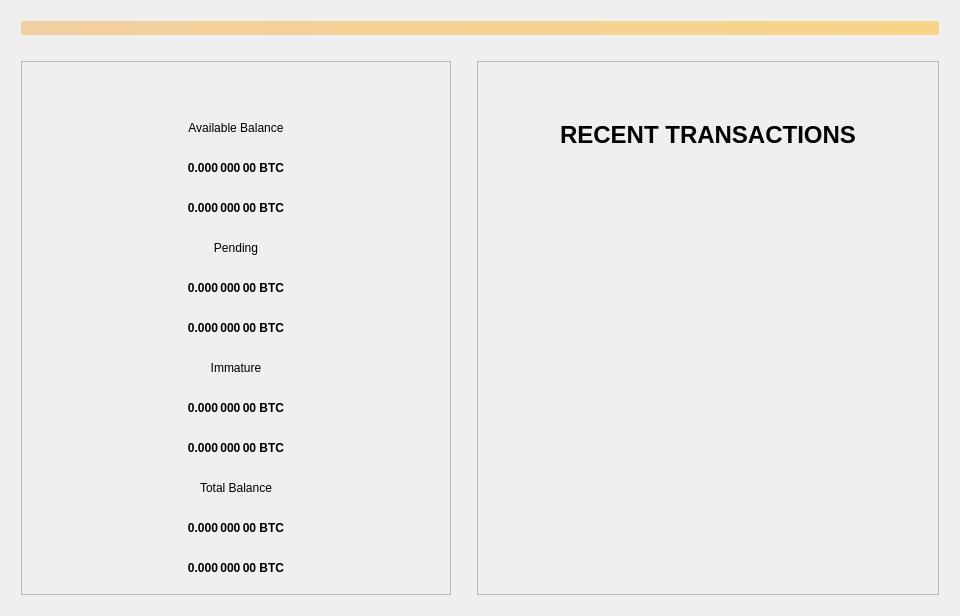
First picture: the form in src/qt/forms/overviewpage.ui, repository PACCommunity/PAC, before the edit.
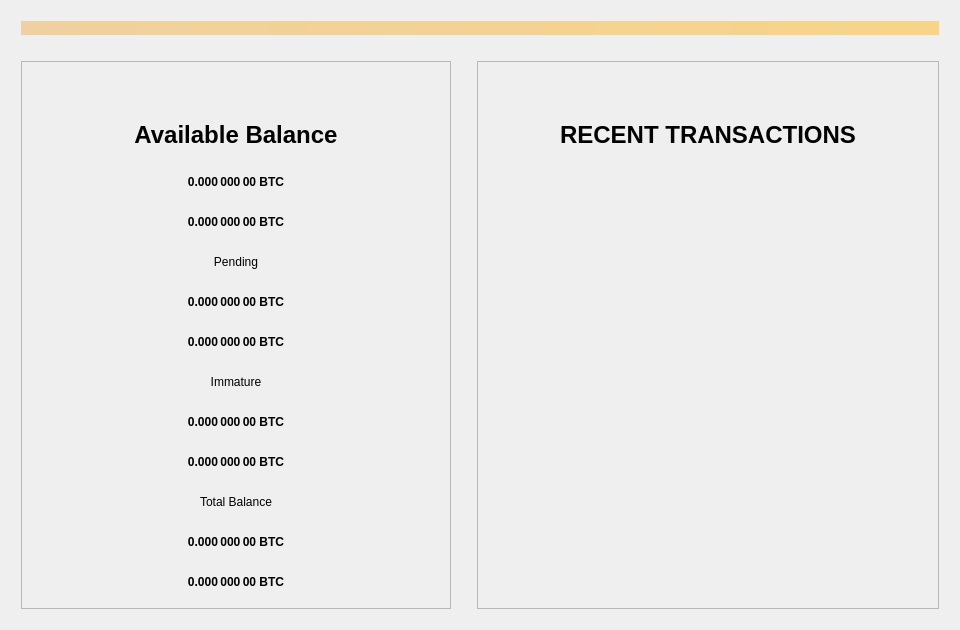
Second picture: the form after the edit.

Commit message:
CSS styles for main menu toolbar and mainwindow, choose between themes
- implementing personalized font
- new icons and assets for pac
- toolbar modified
- now the user can change between new pac theme and other css themes.
- modifications to overview page

Patch:
```diff
--- a/src/qt/forms/overviewpage.ui
+++ b/src/qt/forms/overviewpage.ui
@@ -7,7 +7,7 @@
     <x>0</x>
     <y>0</y>
     <width>960</width>
-    <height>551</height>
+    <height>604</height>
    </rect>
   </property>
   <property name="minimumSize">
@@ -95,9 +95,16 @@
            </widget>
           </item>
           <item>
-           <layout class="QVBoxLayout" name="verticalLayout_5">
+           <layout class="QHBoxLayout" name="horizontalLayout_3">
             <item>
              <widget class="QLabel" name="labelBalanceText">
+              <property name="font">
+               <font>
+                <pointsize>18</pointsize>
+                <weight>75</weight>
+                <bold>true</bold>
+               </font>
+              </property>
               <property name="text">
                <string>Available Balance</string>
               </property>
@@ -106,6 +113,10 @@
               </property>
              </widget>
             </item>
+           </layout>
+          </item>
+          <item>
+           <layout class="QVBoxLayout" name="verticalLayout_5">
             <item>
              <widget class="QLabel" name="labelBalance">
               <property name="font">
```
The commit also changes 7 other files.
